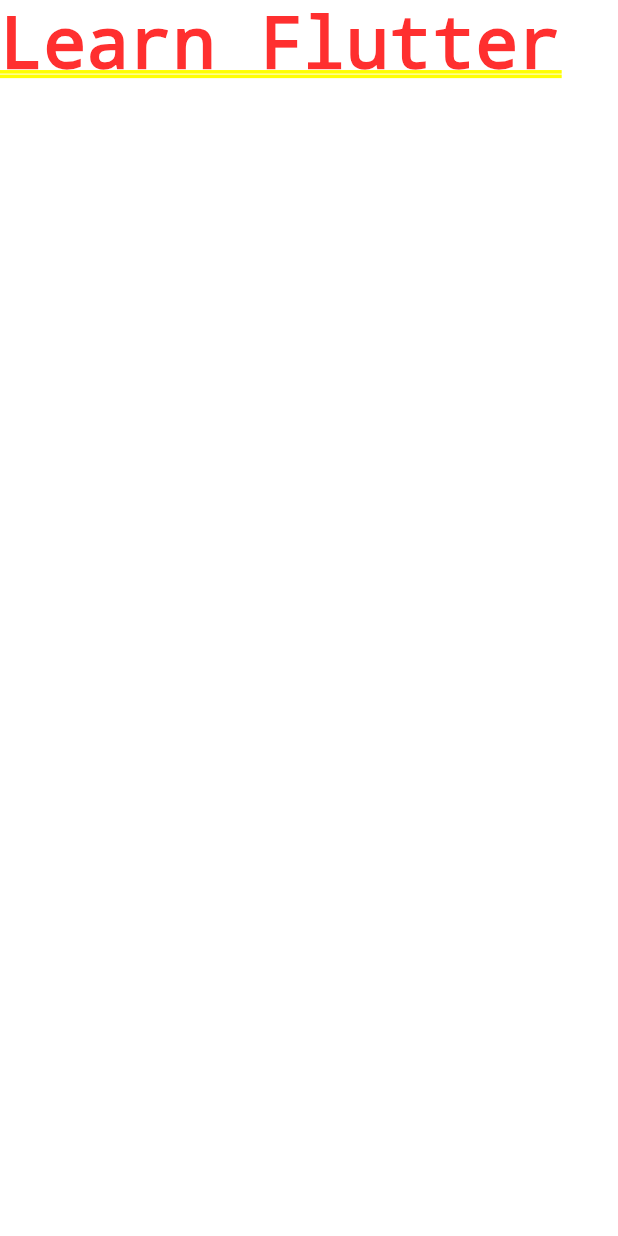
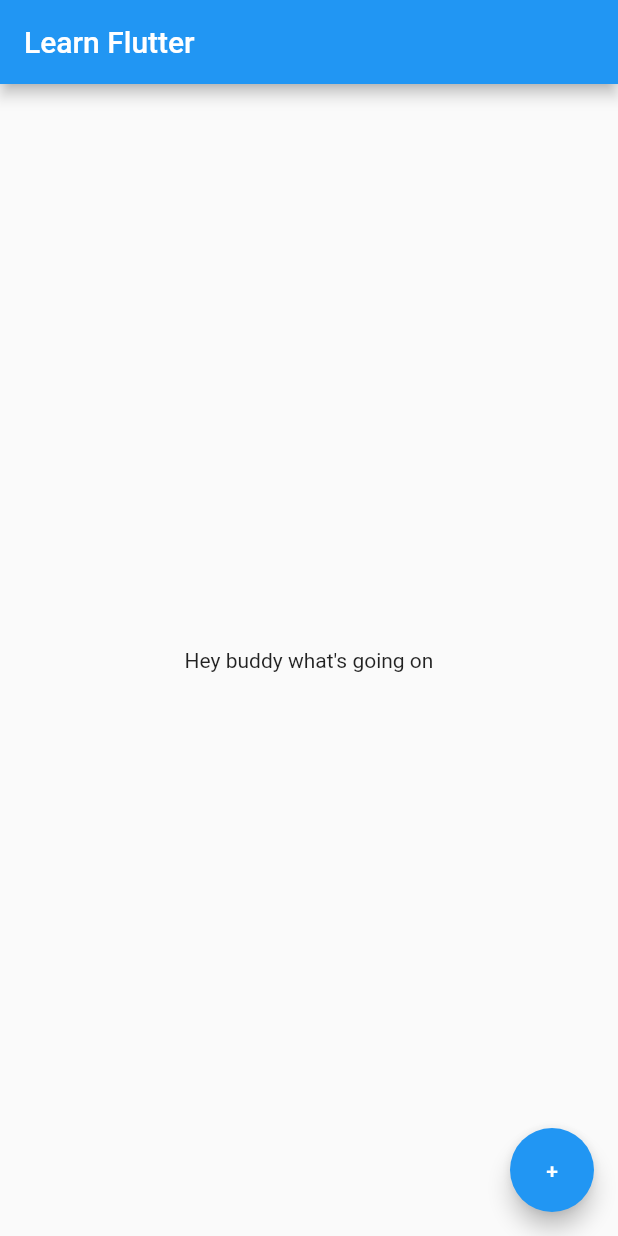
Before and after one commit to Saqib29/Learning-issue, a Flutter app: the screen it shows after launch, on a phone screen of 412 x 824 dp. Run offline on Flutter 3.47's test engine with Material 2 defaults, Android fonts, the phone set to English and light mode, and no system bars.

Commit message:
Scaffolder, appBar, floatingActionButton

```diff
--- a/flutter/hunter/lib/main.dart
+++ b/flutter/hunter/lib/main.dart
@@ -1,15 +1,32 @@
 import 'package:flutter/material.dart';
 
 
-void main() {
-  runApp(MyApp());
-}
+// void main() {
+//   runApp(MyApp());
+// }
+
+void main() => runApp(MyApp());
 
 class MyApp extends StatelessWidget{
 
   Widget build(BuildContext context){
     return MaterialApp(
-      home: Text("Learn Flutter"),
+      home: Scaffold(
+
+        appBar: AppBar(
+          title: Text("Learn Flutter"),
+        ),
+
+        body: Center(
+          child: Text("Hey buddy what's going on"),
+        ),
+
+        floatingActionButton: FloatingActionButton(
+          onPressed: null,
+          child: Text("+")
+        ),
+
+      ),
     );
   }
 }
```
